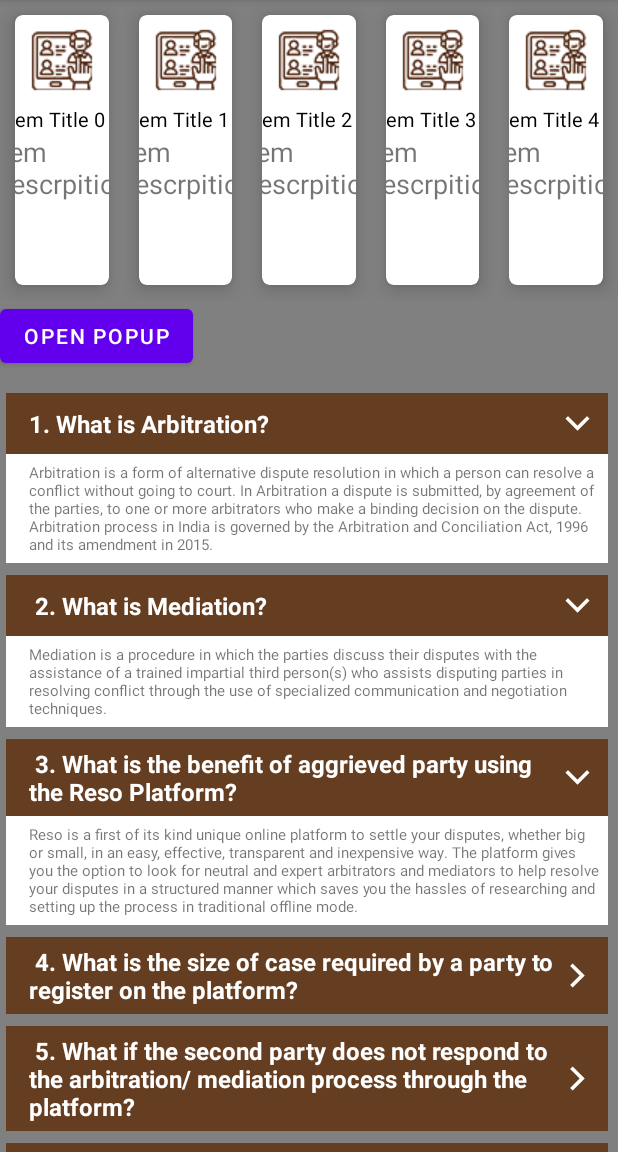
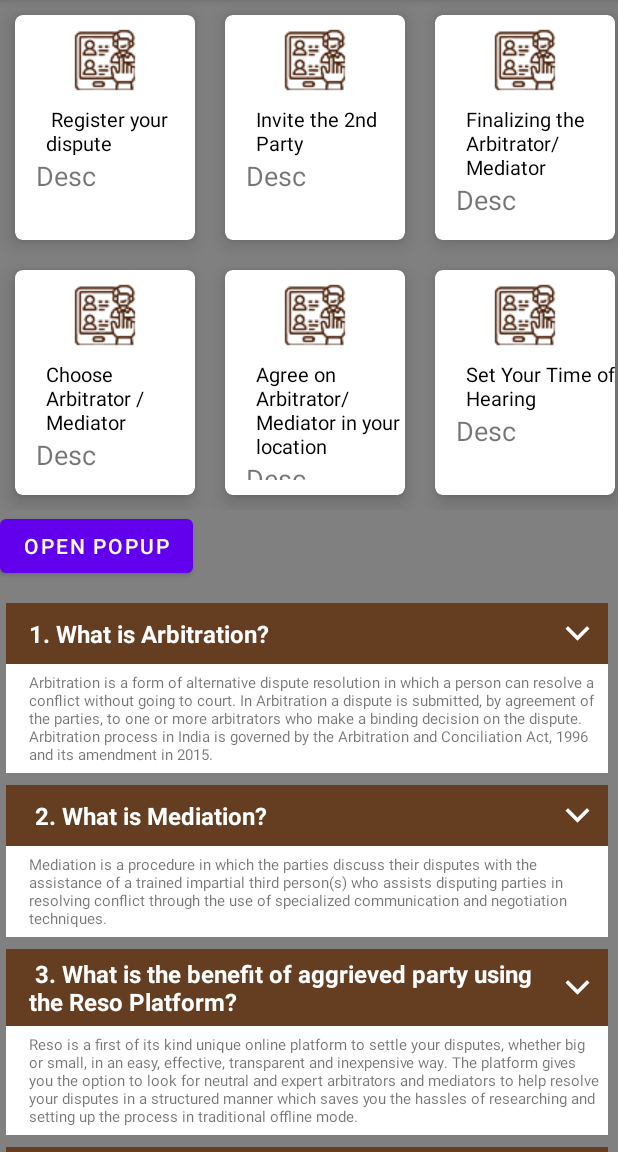
Before and after one commit to sahilrajgupta/reso_works, an Android app: the screen it shows after launch (MainActivity), after a tap on "3. What is the benefit of aggrieved part", on a phone screen of 412 x 824 dp, the part 84-1236 px from its top. Run offline under Robolectric (Android 15) with nearby library versions, the phone set to English and light mode, and no system bars; 3 other taps on this screen came first.

Commit message:
Grid Complete

```diff
--- a/app/src/main/java/com/example/reso_works/GridItem.kt
+++ b/app/src/main/java/com/example/reso_works/GridItem.kt
@@ -4,5 +4,6 @@ data class GridItem (
 
     val title: String?,
     val desc : String,
+    val image : String = "ico1.png",
     var isVisible : Boolean = false
 )
--- a/app/src/main/java/com/example/reso_works/MainActivity.kt
+++ b/app/src/main/java/com/example/reso_works/MainActivity.kt
@@ -19,7 +19,7 @@ class MainActivity : AppCompatActivity() {
         setContentView(R.layout.activity_main)
 
 
-        open.setOnClickListener{
+        popup.setOnClickListener{
             val mDialogView = LayoutInflater.from(this).inflate(R.layout.popup_window,null);
 
             val mBuilder = AlertDialog.Builder(this)
@@ -40,7 +40,7 @@ class MainActivity : AppCompatActivity() {
 
         val gridList = generateGridList()
         popup.adapter = PopUpGrid(gridList)
-        popup.layoutManager = GridLayoutManager(this, 5,GridLayoutManager.VERTICAL,false)
+        popup.layoutManager = GridLayoutManager(this, 2,GridLayoutManager.HORIZONTAL,false)
         popup.setHasFixedSize(true)
     }
 
@@ -69,10 +69,45 @@ class MainActivity : AppCompatActivity() {
     }
     private fun generateGridList():List<GridItem>{
         val list = ArrayList<GridItem>()
-        for(i in 0 until 10){
-            val item = GridItem("Item Title $i","Item Descrpition $i")
-            list +=item
-        }
+
+            val item1 = GridItem(" Register your dispute","Register your case at our platform to find a non-confrontational solution to your dispute.\n" +
+                    "\n" +
+                    "1 If you want to take advice from a facilitator (Experience DRP ) who will facilitate you to decide further course of action regarding your dispute.\n" +
+                    "2 You can choose Facilitator out of experienced DRP listed on portal depending requirement of your case and location etc.\n" +
+                    "3 On advice of facilitator (DRP) or without help of facilitator you can further decide to go for Arbitration/Mediations.")
+            list +=item1
+
+            val item2 = GridItem("Choose Arbitrator / Mediator","Choose from our arbitrator/ Mediator for your dispute as per the availability in your desired location.")
+
+            list +=item2
+
+            val item3 = GridItem("Invite the 2nd Party","In the next step, a formal arbitration letter will be sent to the party, inviting them to join in to resolve the dispute in a more flexible and time-efficient way. You may approach the other party to come to the platform in order to make the process complete quickly.")
+
+            list +=item3
+
+            val item4 = GridItem("Agree on Arbitrator/Mediator in your location","1 After both parties give mutual consent to proceed with the process of dispute resolution, they have to now choose an arbitrator depending upon the business involved in the dispute.\n" +
+                    "2 This step culminates when parties pick an arbitrator from our panel. In case, there are differences over selection of the arbitrator a scenario is provided to choose arbitrator/ mediator through an algorithm to select independent DRP , certain other filters are provided in the system, on the basis of their fields of expertise, location, budget, etc.\n" +
+                    "3 Using these filters, both parties would pick some arbitrators/ mediator of their choice independently and then our patented algorithms would decide the arbitrator/ mediator independently for the dispute resolution.")
+
+            list +=item4
+
+            val item5 = GridItem("Finalizing the Arbitrator/Mediator","The algorithms in our technology finalize the best DRP following submission of parties' preferences. Later, the arbitrator is notified about your case. Now, both parties will be asked to pay charges of the arbitration/ mediation.")
+
+            list +=item5
+
+            val item6 = GridItem("Set Your Time of Hearing","Unlike the legal battle in courts, you get quick resolution of disputes on the internet platform. The arbitrator/ mediator , you mutually agreed upon will now set the hearing date.")
+
+            list +=item6
+
+            val item7 = GridItem("Arguments & Evidence","1 Both parties are required to submit documents online to make it easy for the arbitrator/ mediator to understand your case. Documents can also be submitted at the time of the first hearing.\n" +
+                    "2 After you are done with the payment and documentation, the arbitrator/ mediator will now set the venue for the hearing. Both parties should present physically if they belong to the same or neighbouring cities. They may also join the hearings by video conferencing.")
+
+            list +=item7
+
+            val item8 = GridItem("Dispute Resolved","1 Mediator shall try to finalise a mutual settlement agreement between all the parties and the same shall be signed by the concerned parties , in case mutual settlement could not be agreed between the parties , they may decide to go for arbitration or may file a court case. The mediation process may complete with or without meeting between parties depending on complexity of case.\n" +
+                    "2 In case of arbitration, It will be our endeavour that the arbitrator passes fair judgment within one or two hearings. However, there may be several hearings depending on the complexity of the cases. Final Award shall be passed by arbitrator as per provisions of law.")
+
+            list +=item8
         return list
     }
 }
--- a/app/src/main/java/com/example/reso_works/PopUpGrid.kt
+++ b/app/src/main/java/com/example/reso_works/PopUpGrid.kt
@@ -3,6 +3,7 @@ package com.example.reso_works
 import android.view.LayoutInflater
 import android.view.View
 import android.view.ViewGroup
+import android.widget.ImageView
 import android.widget.TextView
 import androidx.recyclerview.widget.RecyclerView
 import kotlinx.android.synthetic.main.grid_item.view.*
@@ -17,8 +18,7 @@ class PopUpGrid(private val faq_list : List<GridItem>) : RecyclerView.Adapter<Po
     override fun onBindViewHolder(holder: ViewHolder, position: Int) {
         var currentItem = faq_list[position]
         holder.title.setText(currentItem.title)
-        holder.desc.setText(currentItem.desc)
-
+        //holder.desc.setText(currentItem.desc)
     }
 
     override fun getItemCount() = faq_list.size
@@ -26,5 +26,6 @@ class PopUpGrid(private val faq_list : List<GridItem>) : RecyclerView.Adapter<Po
     class ViewHolder(itemView: View) : RecyclerView.ViewHolder(itemView){
         val title : TextView = itemView.title
         val desc : TextView = itemView.desc
+
     }
 }
--- a/app/src/main/res/layout/activity_main.xml
+++ b/app/src/main/res/layout/activity_main.xml
@@ -6,19 +6,25 @@
     android:layout_width="match_parent"
     android:layout_height="match_parent"
     tools:context=".MainActivity">
+    <LinearLayout
+        android:layout_width="match_parent"
+        android:layout_height="wrap_content"
+        android:id="@+id/grid"
+        >
+        <androidx.recyclerview.widget.RecyclerView
+            android:id="@+id/popup"
+            android:layout_width="wrap_content"
+            android:layout_height="wrap_content"
+            tools:listitem="@layout/grid_item"
+            />
+    </LinearLayout>
 
-    <androidx.recyclerview.widget.RecyclerView
-        android:id="@+id/popup"
-        android:layout_width="wrap_content"
-        android:layout_height="200dp"
-        tools:listitem="@layout/grid_item"
-        />
     <Button
         android:layout_width="wrap_content"
         android:layout_height="wrap_content"
         android:text="Open Popup"
         android:id="@+id/open"
-        android:layout_below="@+id/popup"
+        android:layout_below="@+id/grid"
         />
     <androidx.recyclerview.widget.RecyclerView
         android:id="@+id/recycler_view"
--- a/app/src/main/res/layout/grid_item.xml
+++ b/app/src/main/res/layout/grid_item.xml
@@ -1,8 +1,9 @@
 <?xml version="1.0" encoding="utf-8"?>
 <androidx.cardview.widget.CardView
     xmlns:android="http://schemas.android.com/apk/res/android"
-    android:layout_width="match_parent"
-    android:layout_height="match_parent"
+    android:layout_width="wrap_content"
+    android:layout_height="150dp"
+
     xmlns:app="http://schemas.android.com/apk/res-auto"
     app:cardCornerRadius="5dp"
     app:cardBackgroundColor="@android:color/white"
```
